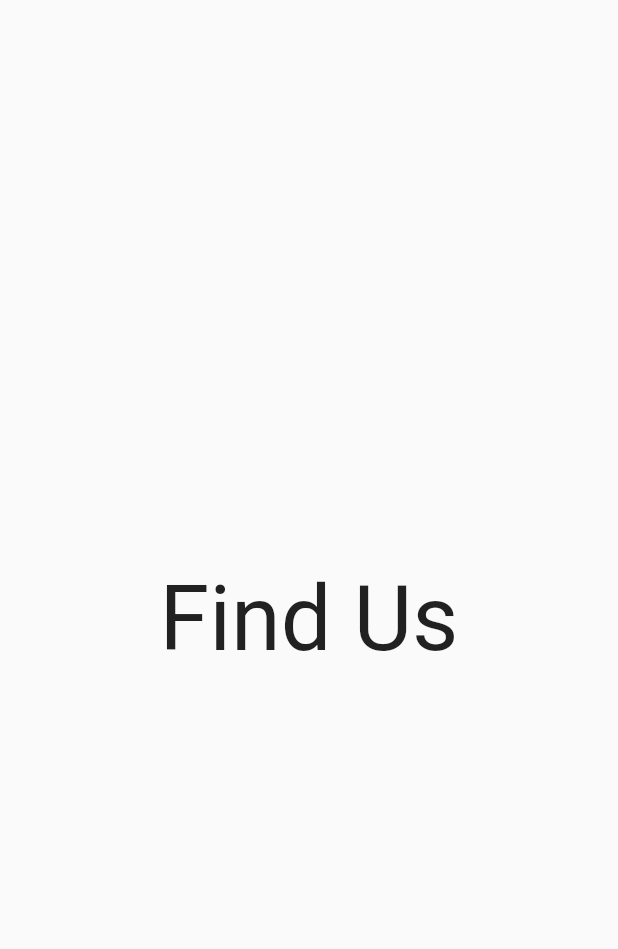
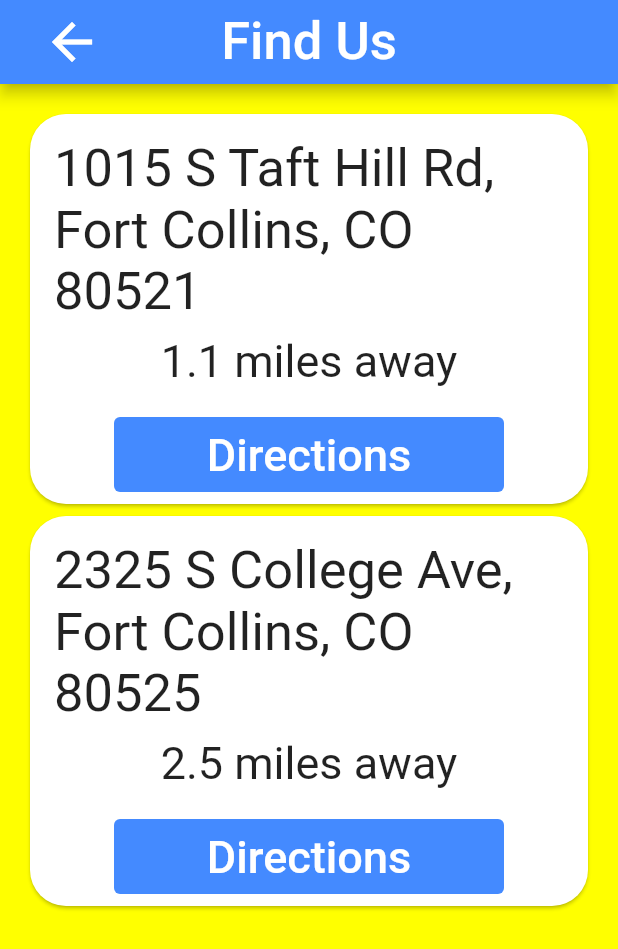
Before and after one commit to Azurba/KingOopers, a Flutter app: the FindUs screen opened directly, on a phone screen of 412 x 824 dp. Shown: the top 949 px of the screen. Run offline on Flutter 3.47's test engine with Material 2 defaults, Android fonts, the phone set to English and light mode, and no system bars; our stand-ins replace cloud_firestore, fluttertoast, get, transparent_image; accounts and stored records are empty.

Commit message:
add FindUsOn

```diff
--- /dev/null
+++ b/lib/On/CardsLocationOn.dart
@@ -0,0 +1,73 @@
+import 'package:flutter/material.dart';
+import 'package:fluttertoast/fluttertoast.dart';
+
+class CardsLocationOn extends StatefulWidget {
+  String cardTitle = '';
+  String distance = '';
+
+  CardsLocationOn(
+      this.cardTitle,
+      this.distance,
+      );
+
+  @override
+  State<CardsLocationOn> createState() => _CardsLocationOnState();
+}
+
+class _CardsLocationOnState extends State<CardsLocationOn> {
+  String cardTitle = '';
+  String distance = '';
+
+  @override
+  Widget build(BuildContext context) {
+    return cardsWidgetOn(widget.cardTitle, widget.distance);
+  }
+
+  Widget cardsWidgetOn(String cardTitle, String distance) => Card(
+    clipBehavior: Clip.antiAlias,
+    shape: RoundedRectangleBorder(
+      borderRadius: BorderRadius.circular(24),
+    ),
+    child: Column(
+      children: [
+        Padding(
+          padding: const EdgeInsets.all(16).copyWith(bottom: 0),
+          child: Text(
+            cardTitle,
+            style: const TextStyle(fontSize: 35),
+          ),
+        ),
+        ButtonBar(alignment: MainAxisAlignment.center, children: [
+          Column(
+            children: [Text(distance, style: const TextStyle(fontSize: 30),
+            ),
+            Padding(padding: const EdgeInsets.only(top: 20), child: buyButton(),)
+            ],
+          )
+        ])
+      ],
+    ),
+  );
+
+  void showToast() => Fluttertoast.showToast(
+    msg: "Directions added to your Google Maps",
+    fontSize: 30,
+    gravity: ToastGravity.TOP,
+    backgroundColor: Colors.red,
+  );
+
+  Widget buyButton() => SizedBox(
+      height: 50,
+      width: 260,
+      child: TextButton(
+        style: ButtonStyle(
+            backgroundColor: MaterialStateProperty.all(Colors.blueAccent)),
+        onPressed: () {
+          showToast();
+        },
+        child: const Text(
+          'Directions',
+          style: TextStyle(color: Colors.white, fontSize: 30),
+        ),
+      ));
+}
--- a/lib/On/FindUsOn.dart
+++ b/lib/On/FindUsOn.dart
@@ -1,4 +1,10 @@
 import 'package:flutter/material.dart';
+import 'package:fluttertoast/fluttertoast.dart';
+import 'package:get/get.dart';
+import 'package:get/get_core/src/get_main.dart';
+import 'package:king_oopers_app/On/CardsLocationOn.dart';
+
+import 'HomeOn.dart';
 
 class FindUs extends StatefulWidget {
   const FindUs({Key? key}) : super(key: key);
@@ -10,8 +16,62 @@ class FindUs extends StatefulWidget {
 class _FindUsState extends State<FindUs> {
   @override
   Widget build(BuildContext context) {
-    return const Scaffold(
-      body: Center(child: Text("Find Us", style: TextStyle(fontSize: 60),),),
+    return Scaffold(
+      appBar: AppBar(
+        leading: Builder(builder: (BuildContext context) {
+          return
+            Padding(padding: const EdgeInsets.fromLTRB(20, 0, 0, 0),
+              child:
+              IconButton(
+                icon: const Icon(Icons.arrow_back, size: 40),
+                onPressed: () {
+                  Get.to(const HomeOn());
+                },
+              ),
+            );
+        }),
+        title: const Text("Find Us", style: TextStyle(fontSize: 35),),
+        centerTitle: true,
+        backgroundColor: Colors.blueAccent,
+      ),
+      backgroundColor: Colors.yellowAccent,
+      body: ListView(
+        padding: const EdgeInsets.all(16),
+        children: [
+        CardsLocationOn('1015 S Taft Hill Rd, Fort Collins, CO 80521',
+            '1.1 miles away'),
+          CardsLocationOn('2325 S College Ave, Fort Collins, CO 80525',
+              '2.5 miles away'),
+
+        ],
+      ),
     );
   }
-}
+
+  void showToast(String text) => Fluttertoast.showToast(
+    msg: text,
+    fontSize: 30,
+    gravity: ToastGravity.TOP,
+    backgroundColor: Colors.red,
+  );
+
+  Widget checkoutButton() => Padding(
+      padding: const EdgeInsets.fromLTRB(5, 10, 5, 40),
+      child: Container(
+        padding: const EdgeInsets.all(3),
+        decoration: BoxDecoration(
+            borderRadius: BorderRadius.circular(5), color: Colors.blueAccent),
+        child: Row(
+          children: [
+            InkWell(
+                onTap: () {
+                  showToast('Checkout successfully');
+                },
+                child: const Text(
+                  'Proceed to Checkout', style:
+                TextStyle(fontSize: 35, color: Colors.white),
+                )),
+          ],
+        ),
+      ));
+  }
```
